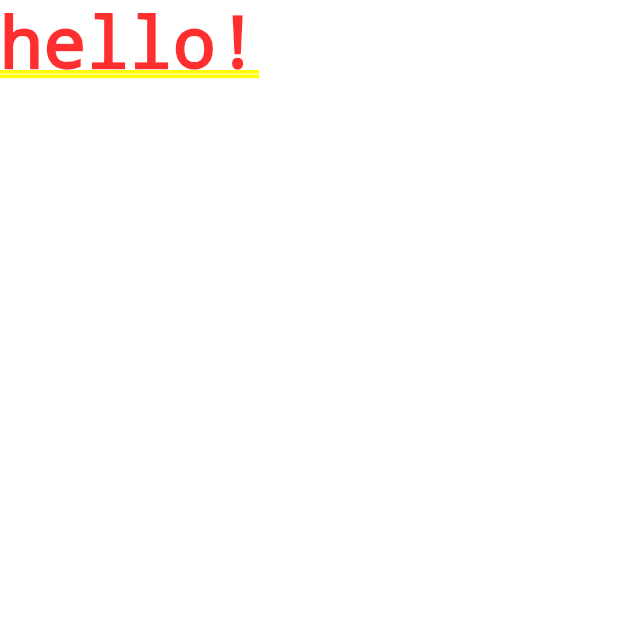
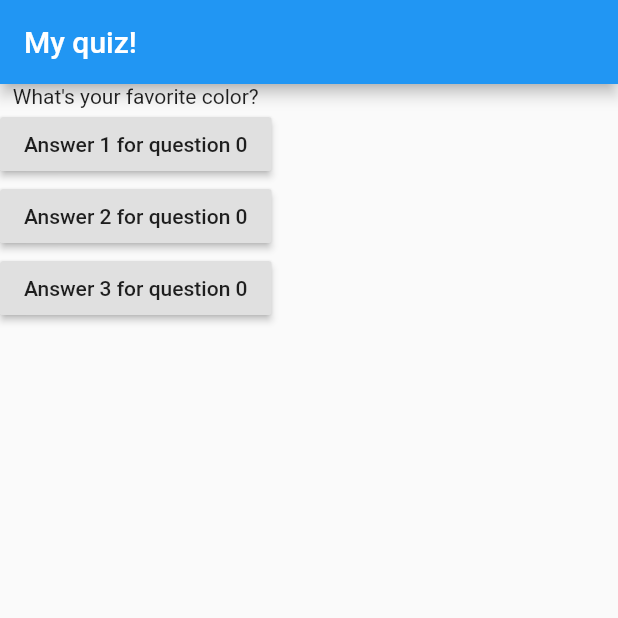
Before and after one commit to MatheusTeixeira587/flutter, a Flutter app: the screen it shows after launch, on a phone screen of 412 x 824 dp, the top half of it. Run offline on Flutter 3.47's test engine with Material 2 defaults, Android fonts, the phone set to English and light mode, and no system bars.

```diff
--- a/hello_world/lib/main.dart
+++ b/hello_world/lib/main.dart
@@ -1,10 +1,44 @@
 import 'package:flutter/material.dart';
 import 'package:flutter/widgets.dart';
 
-void main(List<String> args) {
-  runApp(MyApp());
-}
+void main(List<String> args) => runApp(MyApp());
 
 class MyApp extends StatelessWidget {
-  Widget build(BuildContext context) => MaterialApp(home: Text("hello!"));
+  int currentIndex = 0;
+  final questions = [
+    "What\'s your favorite color?",
+    "What\'s your favorite animal?",
+  ];
+
+  void answerQuestion() {
+    print('answer chosen');
+    currentIndex++;
+  }
+
+  @override
+  Widget build(BuildContext context) {
+    return MaterialApp(
+        home: Scaffold(
+      appBar: AppBar(
+        title: Text("My quiz!"),
+      ),
+      body: Column(
+        children: [
+          Text(questions.elementAt(currentIndex > questions.length ? 0 : currentIndex)),
+          RaisedButton(
+            child: Text("Answer 1 for question $currentIndex"),
+            onPressed: answerQuestion,
+          ),
+          RaisedButton(
+            child: Text("Answer 2 for question $currentIndex"),
+            onPressed: answerQuestion,
+          ),
+          RaisedButton(
+            child: Text("Answer 3 for question $currentIndex"),
+            onPressed: answerQuestion,
+          ),
+        ],
+      ),
+    ));
+  }
 }
```
Also changed, not shown: 1 other file.
